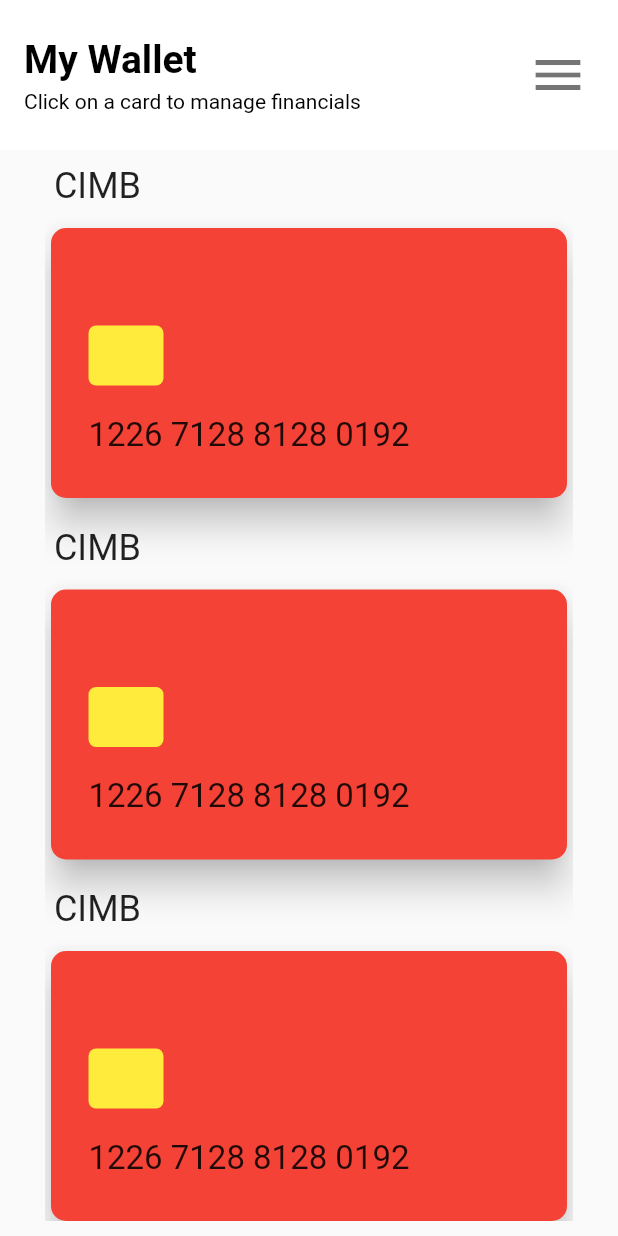
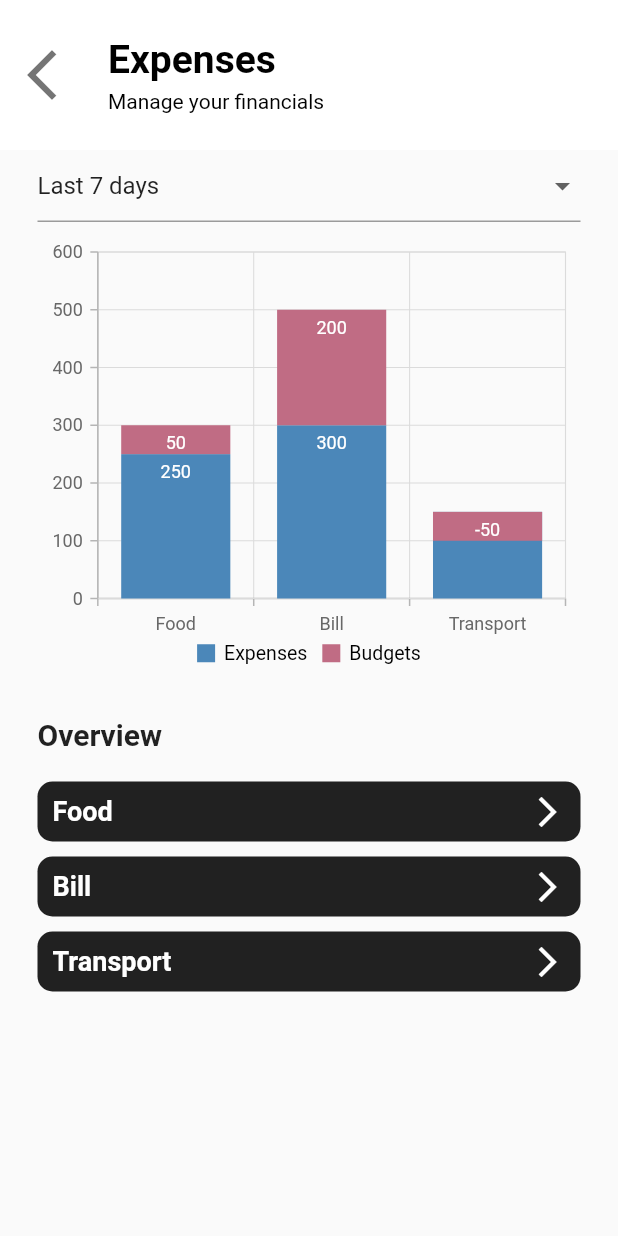
Before and after one commit to Addin15/amz_finance, a Flutter app: the screen it shows after launch, on a phone screen of 412 x 824 dp. Run offline on Flutter 3.47's test engine with Material 2 defaults, Android fonts, the phone set to English and light mode, and no system bars; our stand-ins replace cloud_firestore, firebase_auth, syncfusion_flutter_charts; accounts and stored records are empty.

Commit message:
expenses and budgeting

```diff
--- a/lib/main.dart
+++ b/lib/main.dart
@@ -1,3 +1,6 @@
+import 'package:amz_finance/models/budget.dart';
+import 'package:amz_finance/pages/budgeting.dart';
+import 'package:amz_finance/pages/expenses_dashboard.dart';
 import 'package:amz_finance/pages/wallet_dashboard.dart';
 import 'package:flutter/material.dart';
 
@@ -16,7 +19,7 @@ class MyApp extends StatelessWidget {
         primarySwatch: Colors.blue,
         fontFamily: 'Roboto',
       ),
-      home: const WalletDashboard(),
+      home: const ExpensesDashboard(),
     );
   }
 }
--- /dev/null
+++ b/lib/models/budget.dart
@@ -0,0 +1,6 @@
+class Budget {
+  String? name;
+  double? allocation;
+
+  Budget({this.name, this.allocation});
+}
--- /dev/null
+++ b/lib/models/category_expense.dart
@@ -0,0 +1,7 @@
+class CategoryExpense {
+  final String? category;
+  late double? budget;
+  late double? spent;
+
+  CategoryExpense({this.category, this.budget, this.spent = 0.0});
+}
--- /dev/null
+++ b/lib/models/expense.dart
@@ -0,0 +1,24 @@
+import 'package:cloud_firestore/cloud_firestore.dart';
+
+class Expense {
+  String? name;
+  double? amount;
+  Timestamp? timestamp;
+  String? category;
+  String? account;
+
+  Expense({
+    this.name,
+    this.amount,
+    this.timestamp,
+    this.category,
+    this.account,
+  });
+
+  Expense.fromJson(Map<String, dynamic> json)
+      : name = json['name'],
+        amount = json['amount'],
+        timestamp = json['timestamp'],
+        category = json['category'],
+        account = json['account'];
+}
--- /dev/null
+++ b/lib/pages/expenses_dashboard.dart
@@ -0,0 +1,191 @@
+import 'package:amz_finance/models/category_expense.dart';
+import 'package:amz_finance/models/expense.dart';
+import 'package:flutter/material.dart';
+import 'package:syncfusion_flutter_charts/charts.dart';
+
+class ExpensesDashboard extends StatefulWidget {
+  const ExpensesDashboard({Key? key}) : super(key: key);
+
+  @override
+  _ExpensesDashboardState createState() => _ExpensesDashboardState();
+}
+
+class _ExpensesDashboardState extends State<ExpensesDashboard> {
+  List<String> filter = [
+    'weekly',
+    'monthly',
+  ];
+  String _selectedFilter = '';
+  List<Expense> expenses = [
+    Expense(category: 'Food', amount: 200),
+    Expense(category: 'Transport', amount: 150),
+    Expense(category: 'Bill', amount: 300),
+    Expense(category: 'Food', amount: 50),
+  ];
+
+  List<CategoryExpense> expenseCategory = [
+    CategoryExpense(category: 'Food', budget: 300),
+    CategoryExpense(category: 'Bill', budget: 500),
+    CategoryExpense(category: 'Transport', budget: 100),
+  ];
+
+  getCategoryExpenses() {
+    for (var item in expenseCategory) {
+      item.spent = 0.0;
+      for (var expense in expenses) {
+        if (item.category == expense.category) {
+          print('Spent: ${item.spent}');
+          item.spent = item.spent! + expense.amount!;
+          item.budget = item.budget! - expense.amount!;
+        }
+      }
+    }
+  }
+
+  @override
+  void initState() {
+    _selectedFilter = filter.first;
+    getCategoryExpenses();
+    super.initState();
+  }
+
+  @override
+  Widget build(BuildContext context) {
+    return Scaffold(
+      appBar: AppBar(
+        elevation: 0.0,
+        toolbarHeight: 100,
+        leading: IconButton(
+          onPressed: () => Navigator.pop(context),
+          icon: Icon(
+            Icons.arrow_back_ios_new_sharp,
+            size: 40,
+            color: Colors.black54,
+          ),
+        ),
+        title: Column(
+          crossAxisAlignment: CrossAxisAlignment.start,
+          children: const [
+            Text(
+              'Expenses',
+              style: TextStyle(
+                fontSize: 26,
+                color: Colors.black,
+                fontWeight: FontWeight.w800,
+              ),
+            ),
+            SizedBox(height: 5),
+            Text(
+              'Manage your financials',
+              style: TextStyle(
+                fontSize: 14,
+                color: Colors.black,
+                fontWeight: FontWeight.w400,
+              ),
+            ),
+          ],
+        ),
+        backgroundColor: Colors.white,
+      ),
+      body: Container(
+        padding: const EdgeInsets.symmetric(horizontal: 25),
+        child: Column(
+          crossAxisAlignment: CrossAxisAlignment.start,
+          children: [
+            DropdownButtonFormField(
+              value: _selectedFilter,
+              items: [
+                ...filter.map((e) {
+                  return DropdownMenuItem(
+                    value: e,
+                    child: Text(getFilterText(e)),
+                  );
+                }).toList()
+              ],
+              onChanged: (value) {
+                setState(() {
+                  _selectedFilter = value.toString();
+                });
+              },
+            ),
+            SizedBox(height: 10),
+            SfCartesianChart(
+              primaryXAxis: CategoryAxis(),
+              legend: Legend(isVisible: true, position: LegendPosition.bottom),
+              series: <ChartSeries<CategoryExpense, String>>[
+                StackedColumnSeries(
+                    dataSource: expenseCategory,
+                    xValueMapper: (CategoryExpense expense, _) =>
+                        expense.category,
+                    yValueMapper: (CategoryExpense expense, _) => expense.spent,
+                    name: 'Expenses',
+                    dataLabelSettings: DataLabelSettings(isVisible: true)),
+                StackedColumnSeries(
+                    dataSource: expenseCategory,
+                    xValueMapper: (CategoryExpense expense, _) =>
+                        expense.category,
+                    yValueMapper: (CategoryExpense expense, _) =>
+                        expense.budget,
+                    name: 'Budgets',
+                    dataLabelSettings: DataLabelSettings(isVisible: true))
+              ],
+            ),
+            SizedBox(height: 20),
+            Text(
+              'Overview',
+              textAlign: TextAlign.left,
+              style: TextStyle(fontSize: 20, fontWeight: FontWeight.bold),
+            ),
+            SizedBox(height: 20),
+            Expanded(
+              child: ListView.separated(
+                separatorBuilder: (context, index) => SizedBox(height: 10),
+                itemCount: expenseCategory.length,
+                itemBuilder: (context, index) {
+                  return InkWell(
+                    onTap: () async {},
+                    child: Container(
+                      height: 40,
+                      alignment: Alignment.centerLeft,
+                      padding: EdgeInsets.symmetric(horizontal: 10),
+                      decoration: BoxDecoration(
+                        color: Colors.black87,
+                        borderRadius: BorderRadius.circular(10),
+                      ),
+                      child: Row(
+                        children: [
+                          Expanded(
+                            child: Text(
+                              expenseCategory[index].category!,
+                              style: TextStyle(
+                                color: Colors.white,
+                                fontSize: 18,
+                                fontWeight: FontWeight.w600,
+                              ),
+                            ),
+                          ),
+                          Icon(
+                            Icons.arrow_forward_ios_outlined,
+                            color: Colors.white,
+                          ),
+                        ],
+                      ),
+                    ),
+                  );
+                },
+              ),
+            ),
+          ],
+        ),
+      ),
+    );
+  }
+
+  String getFilterText(String e) {
+    if (e == 'weekly') {
+      return 'Last 7 days';
+    } else {
+      return 'Monthly';
+    }
+  }
+}
--- a/lib/pages/view_wallet.dart
+++ b/lib/pages/view_wallet.dart
@@ -1,3 +1,5 @@
+import 'package:amz_finance/pages/budgeting.dart';
+import 'package:flutter/cupertino.dart';
 import 'package:flutter/material.dart';
 
 class ViewWallet extends StatelessWidget {
@@ -133,7 +135,8 @@ class ViewWallet extends StatelessWidget {
                   label: 'Transactions',
                 ),
                 ManageContainer(
-                  onTap: () {},
+                  onTap: () => Navigator.push(context,
+                      CupertinoPageRoute(builder: (context) => Budgeting())),
                   label: 'Budgeting',
                 ),
                 ManageContainer(
--- a/pubspec.yaml
+++ b/pubspec.yaml
@@ -34,6 +34,10 @@ dependencies:
   # The following adds the Cupertino Icons font to your application.
   # Use with the CupertinoIcons class for iOS style icons.
   cupertino_icons: ^1.0.2
+  cloud_firestore: ^3.1.8
+  firebase_auth: ^3.3.7
+  firebase_core: ^1.12.0
+  syncfusion_flutter_charts: ^19.4.52
 
 dev_dependencies:
   flutter_test:
```
Also changed, not shown: lib/pages/budgeting.dart (added, +205 -0 lines), lib/services/auth.dart (added, +35 -0 lines), pubspec.lock.
